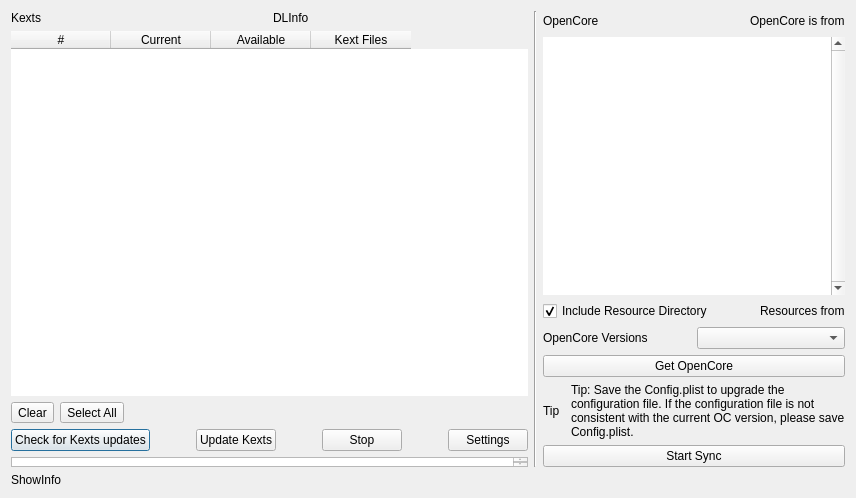
First picture: the form in syncocdialog.ui, repository ic005k/OCAuxiliaryTools, before the edit.
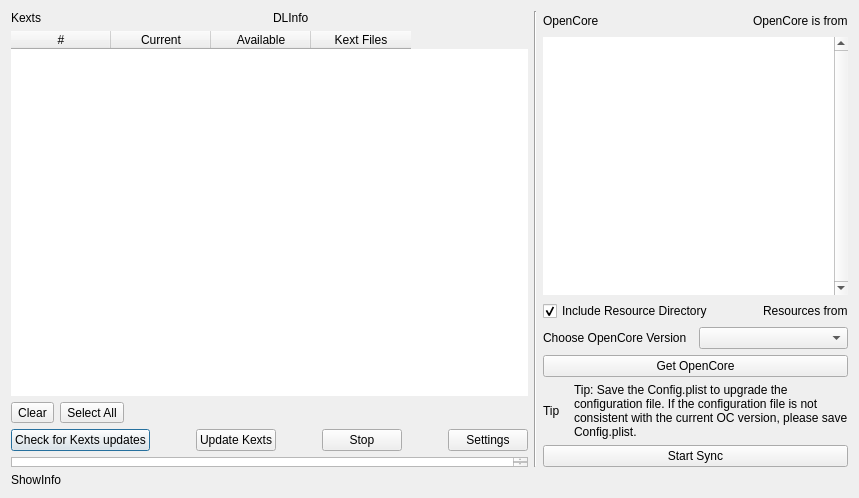
Second picture: the form after the edit.

Patch:
```diff
--- a/syncocdialog.ui
+++ b/syncocdialog.ui
@@ -6,7 +6,7 @@
    <rect>
     <x>0</x>
     <y>0</y>
-    <width>856</width>
+    <width>859</width>
     <height>498</height>
    </rect>
   </property>
@@ -320,7 +320,7 @@
      <item>
       <widget class="QLabel" name="lblOCVersions">
        <property name="text">
-        <string>OpenCore Versions</string>
+        <string>Choose OpenCore Version</string>
        </property>
       </widget>
      </item>
```
